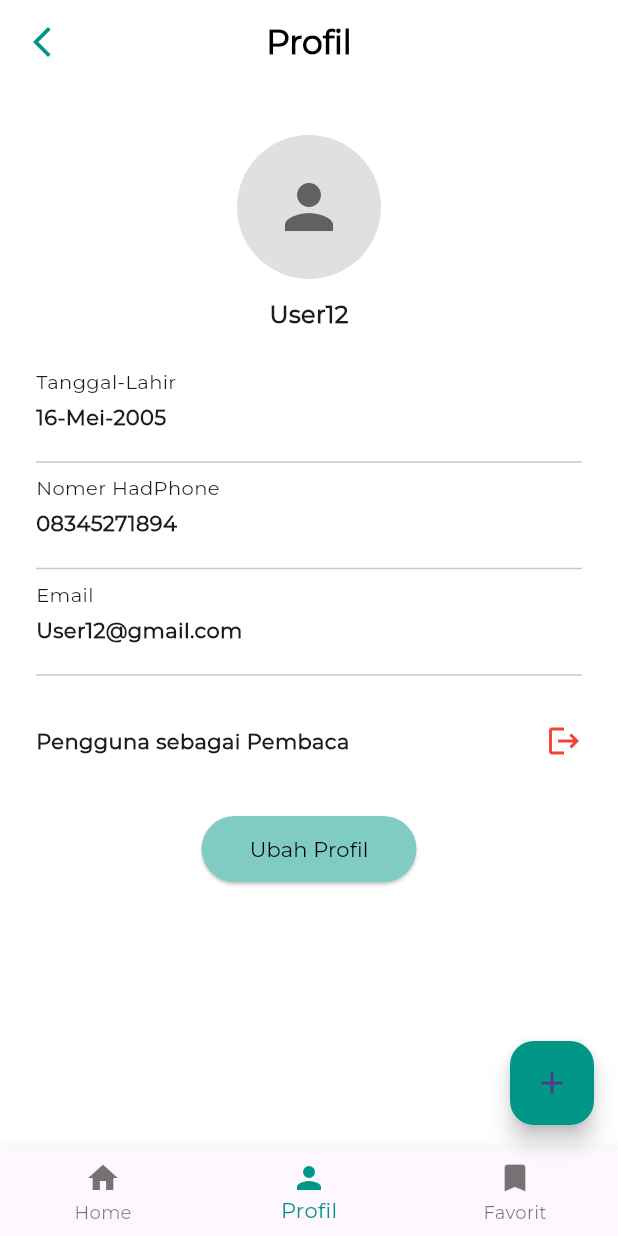
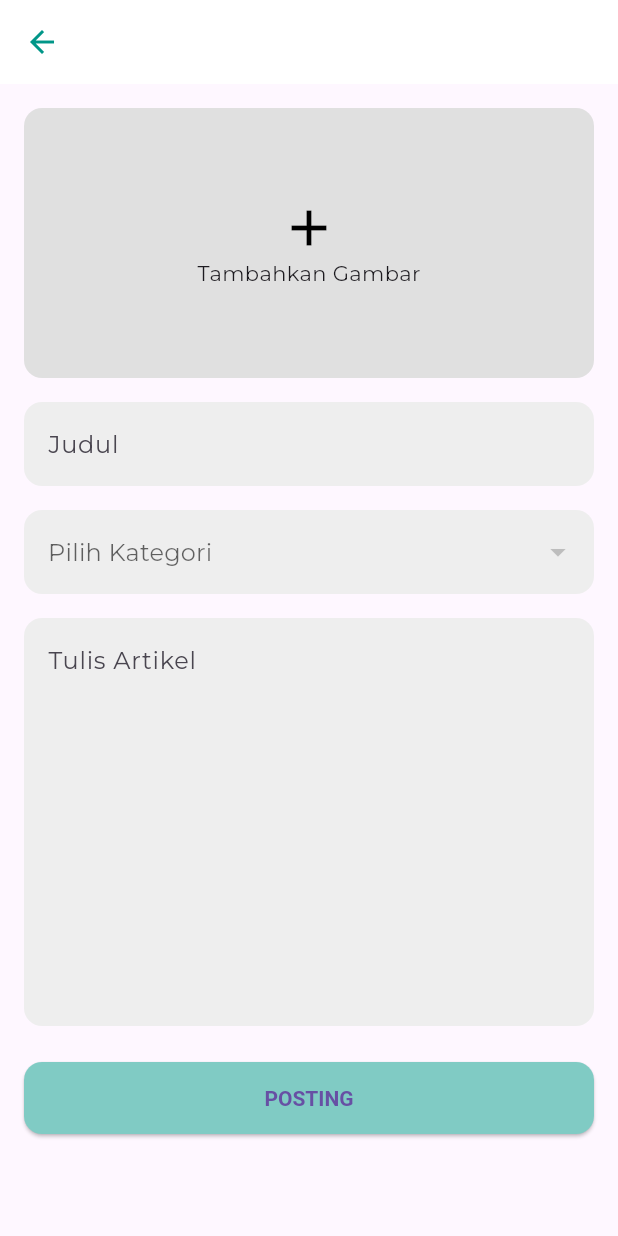
Before and after one commit to NovalFerdiansyahh/berat, a Flutter app: the screen it shows after launch, item 2 of the bottom bar chosen, after a tap on the "add" icon, on a phone screen of 412 x 824 dp. Run offline on Flutter 3.47's test engine with Material 3 defaults, Android fonts, the phone set to English and light mode, and no system bars; our stand-ins replace image_picker; network calls fail.

Commit message:
halaman post artikel dan perubahan halaman utama

```diff
--- a/lib/pages/constanta.dart
+++ b/lib/pages/constanta.dart
@@ -1 +1 @@
-const String baseUrl = 'https://d180-36-73-35-249.ngrok-free.app';
+const String baseUrl = 'https://668f-36-73-34-151.ngrok-free.app';
--- a/lib/pages/halaman_komentar.dart
+++ b/lib/pages/halaman_komentar.dart
@@ -1,11 +1,4 @@
 import 'package:flutter/material.dart';
-
-void main(List<String> args) {
-  runApp(MaterialApp(
-    home: HalamanKomentar(),
-    debugShowCheckedModeBanner: false,
-  ));
-}
 
 class HalamanKomentar extends StatefulWidget {
   const HalamanKomentar({super.key});
@@ -21,23 +14,15 @@ class _HalamanKomentarState extends State<HalamanKomentar> {
     {
       "user": "User143",
       "text": "Sangat Memalukan, saya sebagai Madridista sangat kecewa",
-      "color": Colors.red
+      "color": Colors.red,
     },
     {
       "user": "Glory Hunter",
       "text": "yang penting 15 ucl boss",
-      "color": Colors.white
+      "color": Colors.white,
     },
-    {
-      "user": "user1",
-      "text": "wkwkwkwkwkw",
-      "color": Colors.teal
-    },
-    {
-      "user": "user223",
-      "text": "mengecewakan",
-      "color": Colors.pink
-    },
+    {"user": "user1", "text": "wkwkwkwkwkw", "color": Colors.teal},
+    {"user": "user223", "text": "mengecewakan", "color": Colors.pink},
   ];
 
   @override
@@ -65,13 +50,21 @@ class _HalamanKomentarState extends State<HalamanKomentar> {
               padding: const EdgeInsets.all(8.0),
               child: Row(
                 children: [
-                   CircleAvatar(foregroundImage: NetworkImage("https://encrypted-tbn0.gstatic.com/images?q=tbn:ANd9GcSVweX5kUAgN-_FgMV9zJQ4D39l7EEgGd59Pg&s",),),
-                   SizedBox( width:10), Text("Lorenz News",style: TextStyle(fontWeight: FontWeight.bold),),
+                  CircleAvatar(
+                    foregroundImage: NetworkImage(
+                      "https://encrypted-tbn0.gstatic.com/images?q=tbn:ANd9GcSVweX5kUAgN-_FgMV9zJQ4D39l7EEgGd59Pg&s",
+                    ),
+                  ),
+                  SizedBox(width: 10),
+                  Text(
+                    "Lorenz News",
+                    style: TextStyle(fontWeight: FontWeight.bold),
+                  ),
                 ],
               ),
             ),
-          ]
-        )
+          ],
+        ),
       ),
     );
   }
--- /dev/null
+++ b/lib/pages/halaman_post.dart
@@ -0,0 +1,233 @@
+import 'package:flutter/material.dart';
+import 'package:image_picker/image_picker.dart';
+import 'package:http/http.dart' as http;
+import 'dart:convert';
+import 'dart:io';
+import 'constanta.dart';
+
+class HalamanPostArtikel extends StatefulWidget {
+  @override
+  _HalamanPostArtikelState createState() => _HalamanPostArtikelState();
+}
+
+class _HalamanPostArtikelState extends State<HalamanPostArtikel> {
+  File? _image;
+  final picker = ImagePicker();
+  final TextEditingController _judulController = TextEditingController();
+  final TextEditingController _artikelController = TextEditingController();
+  String? _selectedKategori;
+
+  List<String> kategoriList = [];
+  bool isLoading = true;
+
+  @override
+  void initState() {
+    super.initState();
+    fetchKategori();
+  }
+
+  Future<void> fetchKategori() async {
+    try {
+      final response = await http.get(Uri.parse('$baseUrl/api/kategori'));
+      print("Response: ${response.statusCode}");
+      print("Body: ${response.body}");
+
+      if (response.statusCode == 200) {
+        final List<dynamic> data = jsonDecode(response.body);
+
+        setState(() {
+          kategoriList =
+              data
+                  .map<String>((item) => item['nama_kategori'].toString())
+                  .toList();
+          isLoading = false;
+        });
+      } else {
+        throw Exception('Gagal mengambil data');
+      }
+    } catch (e) {
+      print("Error: $e");
+      setState(() {
+        isLoading = false;
+      });
+    }
+  }
+
+  Future<void> _pickImage() async {
+    final pickedFile = await picker.pickImage(source: ImageSource.gallery);
+    if (pickedFile != null) {
+      setState(() {
+        _image = File(pickedFile.path);
+      });
+    }
+  }
+
+  Future<void> _postingArtikel() async {
+    final judul = _judulController.text;
+    final isi = _artikelController.text;
+
+    if (judul.isEmpty ||
+        isi.isEmpty ||
+        _selectedKategori == null ||
+        _image == null) {
+      ScaffoldMessenger.of(
+        context,
+      ).showSnackBar(SnackBar(content: Text('Semua field wajib diisi!')));
+      return;
+    }
+
+    final uri = Uri.parse('$baseUrl/api/artikel');
+    final request = http.MultipartRequest('POST', uri);
+
+    request.fields['judul'] = judul;
+    request.fields['kategori'] = _selectedKategori!;
+    request.fields['isi'] = isi;
+
+    request.files.add(
+      await http.MultipartFile.fromPath('gambar', _image!.path),
+    );
+
+    try {
+      final response = await request.send();
+
+      if (response.statusCode == 200) {
+        ScaffoldMessenger.of(
+          context,
+        ).showSnackBar(SnackBar(content: Text('Artikel berhasil diposting!')));
+        Navigator.pop(context); // kembali setelah sukses
+      } else {
+        ScaffoldMessenger.of(
+          context,
+        ).showSnackBar(SnackBar(content: Text('Gagal posting artikel')));
+      }
+    } catch (e) {
+      print("Error posting: $e");
+      ScaffoldMessenger.of(
+        context,
+      ).showSnackBar(SnackBar(content: Text('Terjadi kesalahan saat posting')));
+    }
+  }
+
+  @override
+  Widget build(BuildContext context) {
+    return Scaffold(
+      appBar: AppBar(
+        leading: BackButton(color: Colors.teal),
+        backgroundColor: Colors.white,
+        elevation: 0,
+      ),
+      body:
+          isLoading
+              ? Center(child: CircularProgressIndicator())
+              : Padding(
+                padding: const EdgeInsets.all(16.0),
+                child: SingleChildScrollView(
+                  child: Column(
+                    crossAxisAlignment: CrossAxisAlignment.start,
+                    children: [
+                      GestureDetector(
+                        onTap: _pickImage,
+                        child: Container(
+                          height: 180,
+                          width: double.infinity,
+                          decoration: BoxDecoration(
+                            color: Colors.grey[300],
+                            borderRadius: BorderRadius.circular(12),
+                          ),
+                          child:
+                              _image != null
+                                  ? ClipRRect(
+                                    borderRadius: BorderRadius.circular(12),
+                                    child: Image.file(
+                                      _image!,
+                                      fit: BoxFit.cover,
+                                    ),
+                                  )
+                                  : Column(
+                                    mainAxisAlignment: MainAxisAlignment.center,
+                                    children: [
+                                      Icon(
+                                        Icons.add,
+                                        size: 40,
+                                        color: Colors.black,
+                                      ),
+                                      Text('Tambahkan Gambar'),
+                                    ],
+                                  ),
+                        ),
+                      ),
+                      SizedBox(height: 16),
+                      TextField(
+                        controller: _judulController,
+                        decoration: InputDecoration(
+                          hintText: 'Judul',
+                          filled: true,
+                          fillColor: Colors.grey[200],
+                          border: OutlineInputBorder(
+                            borderRadius: BorderRadius.circular(12),
+                            borderSide: BorderSide.none,
+                          ),
+                        ),
+                      ),
+                      SizedBox(height: 16),
+                      DropdownButtonFormField<String>(
+                        value: _selectedKategori,
+                        hint: Text("Pilih Kategori"),
+                        items:
+                            kategoriList.map((kategori) {
+                              return DropdownMenuItem<String>(
+                                value: kategori,
+                                child: Text(kategori),
+                              );
+                            }).toList(),
+                        onChanged: (value) {
+                          setState(() {
+                            _selectedKategori = value;
+                          });
+                        },
+                        decoration: InputDecoration(
+                          filled: true,
+                          fillColor: Colors.grey[200],
+                          border: OutlineInputBorder(
+                            borderRadius: BorderRadius.circular(12),
+                            borderSide: BorderSide.none,
+                          ),
+                        ),
+                      ),
+                      SizedBox(height: 16),
+                      TextField(
+                        controller: _artikelController,
+                        maxLines: 10,
+                        decoration: InputDecoration(
+                          hintText: 'Tulis Artikel',
+                          filled: true,
+                          fillColor: Colors.grey[200],
+                          border: OutlineInputBorder(
+                            borderRadius: BorderRadius.circular(12),
+                            borderSide: BorderSide.none,
+                          ),
+                        ),
+                      ),
+                      SizedBox(height: 24),
+                      SizedBox(
+                        width: double.infinity,
+                        child: ElevatedButton(
+                          onPressed: _postingArtikel,
+                          child: Text("POSTING"),
+                          style: ElevatedButton.styleFrom(
+                            backgroundColor: Colors.teal[200],
+                            padding: EdgeInsets.symmetric(vertical: 16),
+                            shape: RoundedRectangleBorder(
+                              borderRadius: BorderRadius.circular(12),
+                            ),
+                            textStyle: TextStyle(fontWeight: FontWeight.bold),
+                          ),
+                        ),
+                      ),
+                    ],
+                  ),
+                ),
+              ),
+    );
+  }
+}
--- a/lib/pages/halaman_utama.dart
+++ b/lib/pages/halaman_utama.dart
@@ -1,3 +1,4 @@
+import 'package:berat/pages/halaman_post.dart';
 import 'package:flutter/material.dart';
 import 'halaman_utama_content.dart';
 import 'halaman_profil.dart';
@@ -40,7 +41,12 @@ class _HalamanUtamaState extends State<HalamanUtama> {
         selectedItemColor: Colors.teal,
       ),
       floatingActionButton: FloatingActionButton(
-        onPressed: () {},
+        onPressed: () {
+          Navigator.push(
+            context,
+            MaterialPageRoute(builder: (context) => HalamanPostArtikel()),
+          );
+        },
         backgroundColor: Colors.teal,
         child: Icon(Icons.add),
       ),
--- a/lib/pages/halaman_utama_content.dart
+++ b/lib/pages/halaman_utama_content.dart
@@ -63,20 +63,6 @@ class _HalamanUtamaContentState extends State<HalamanUtamaContent> {
             child: Column(
               crossAxisAlignment: CrossAxisAlignment.start,
               children: [
-                TextField(
-                  onChanged: onSearch,
-                  decoration: InputDecoration(
-                    hintText: 'Search Here',
-                    prefixIcon: Icon(Icons.search),
-                    filled: true,
-                    fillColor: Colors.grey[300],
-                    border: OutlineInputBorder(
-                      borderRadius: BorderRadius.circular(16),
-                      borderSide: BorderSide.none,
-                    ),
-                  ),
-                ),
-                SizedBox(height: 24),
                 Text(
                   "Terkini",
                   style: TextStyle(fontSize: 20, fontWeight: FontWeight.bold),
--- a/pubspec.yaml
+++ b/pubspec.yaml
@@ -36,6 +36,7 @@ dependencies:
   # Use with the CupertinoIcons class for iOS style icons.
   cupertino_icons: ^1.0.8
   http: ^1.4.0
+  image_picker: ^1.1.2
 
 dev_dependencies:
   flutter_test:
```
Also changed, not shown: pubspec.lock, 5 other files.
